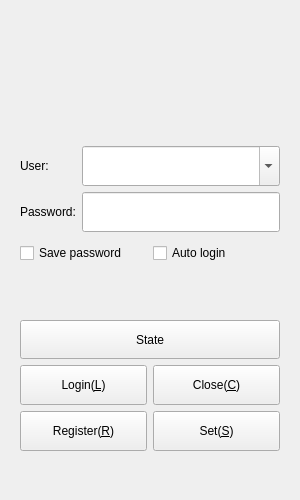
First picture: the form in Widgets/FrmLogin/FrmLogin.ui, repository KangLin/RabbitIm, before the edit.
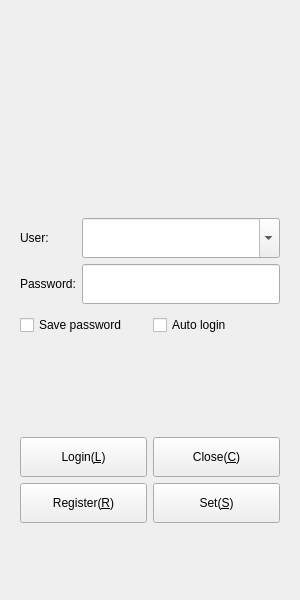
Second picture: the form after the edit. Icons and pictures are not drawn.

Diff of the .ui file:
```diff
--- a/Widgets/FrmLogin/FrmLogin.ui
+++ b/Widgets/FrmLogin/FrmLogin.ui
@@ -7,7 +7,7 @@
     <x>0</x>
     <y>0</y>
     <width>300</width>
-    <height>500</height>
+    <height>600</height>
    </rect>
   </property>
   <property name="sizePolicy">
@@ -16,6 +16,12 @@
     <verstretch>0</verstretch>
    </sizepolicy>
   </property>
+  <property name="maximumSize">
+   <size>
+    <width>16777215</width>
+    <height>16777215</height>
+   </size>
+  </property>
   <property name="windowTitle">
    <string>Login</string>
   </property>
@@ -29,11 +35,39 @@
   <property name="frameShadow">
    <enum>QFrame::Plain</enum>
   </property>
+  <layout class="QGridLayout" name="gridLayout_3">
+   <item row="0" column="0">
+    <widget class="QWidget" name="widget_2" native="true">
+     <property name="sizePolicy">
+      <sizepolicy hsizetype="Preferred" vsizetype="Fixed">
+       <horstretch>0</horstretch>
+       <verstretch>0</verstretch>
+      </sizepolicy>
+     </property>
+     <property name="maximumSize">
+      <size>
+       <width>16777215</width>
+       <height>80</height>
+      </size>
+     </property>
   <layout class="QGridLayout" name="gridLayout_2">
    <item row="0" column="0">
-    <widget class="QLabel" name="lbLogon">
+       <spacer name="horizontalSpacer">
+        <property name="orientation">
+         <enum>Qt::Horizontal</enum>
+        </property>
+        <property name="sizeHint" stdset="0">
+         <size>
+          <width>40</width>
+          <height>20</height>
+         </size>
+        </property>
+       </spacer>
+      </item>
+      <item row="0" column="1">
+       <widget class="QPushButton" name="pbState">
      <property name="sizePolicy">
-      <sizepolicy hsizetype="Preferred" vsizetype="Fixed">
+         <sizepolicy hsizetype="Preferred" vsizetype="Preferred">
        <horstretch>0</horstretch>
        <verstretch>0</verstretch>
       </sizepolicy>
@@ -46,28 +80,58 @@
      </property>
      <property name="maximumSize">
       <size>
-       <width>16777215</width>
-       <height>64</height>
-      </size>
-     </property>
-     <property name="layoutDirection">
-      <enum>Qt::LeftToRight</enum>
+          <width>100</width>
+          <height>80</height>
+         </size>
+        </property>
+        <property name="toolTip">
+         <string>Change logon status</string>
+        </property>
+        <property name="statusTip">
+         <string>Change logon status</string>
      </property>
      <property name="text">
       <string/>
      </property>
-     <property name="pixmap">
-      <pixmap resource="../../Resource/Resource.qrc">:/icon/AppIcon</pixmap>
-     </property>
-     <property name="scaledContents">
+        <property name="icon">
+         <iconset resource="../../Resource/Resource.qrc">
+          <normaloff>:/icon/AppIcon</normaloff>:/icon/AppIcon</iconset>
+        </property>
+        <property name="iconSize">
+         <size>
+          <width>64</width>
+          <height>64</height>
+         </size>
+        </property>
+        <property name="autoDefault">
+         <bool>true</bool>
+        </property>
+        <property name="default">
       <bool>false</bool>
      </property>
-     <property name="alignment">
-      <set>Qt::AlignCenter</set>
-     </property>
-     <property name="wordWrap">
+        <property name="flat">
       <bool>true</bool>
      </property>
+       </widget>
+      </item>
+      <item row="0" column="2">
+       <spacer name="horizontalSpacer_2">
+        <property name="orientation">
+         <enum>Qt::Horizontal</enum>
+        </property>
+        <property name="sizeHint" stdset="0">
+         <size>
+          <width>85</width>
+          <height>20</height>
+         </size>
+        </property>
+       </spacer>
+      </item>
+     </layout>
+     <zorder>horizontalSpacer_2</zorder>
+     <zorder>pbState</zorder>
+     <zorder>horizontalSpacer</zorder>
+     <zorder>horizontalSpacer</zorder>
     </widget>
    </item>
    <item row="1" column="0">
@@ -91,36 +155,51 @@
       </size>
      </property>
      <layout class="QGridLayout" name="gridLayout">
-      <item row="0" column="0">
-       <widget class="QLabel" name="label_3">
+      <item row="5" column="0" colspan="2">
+       <layout class="QHBoxLayout" name="horizontalLayout_3">
+        <item>
+         <widget class="QPushButton" name="pbRegitster">
         <property name="sizePolicy">
-         <sizepolicy hsizetype="Preferred" vsizetype="Fixed">
+           <sizepolicy hsizetype="Minimum" vsizetype="Fixed">
           <horstretch>0</horstretch>
           <verstretch>0</verstretch>
          </sizepolicy>
         </property>
         <property name="minimumSize">
          <size>
-          <width>0</width>
+            <width>80</width>
           <height>40</height>
          </size>
         </property>
         <property name="maximumSize">
          <size>
-          <width>16777215</width>
+            <width>1677251</width>
           <height>40</height>
          </size>
         </property>
+          <property name="toolTip">
+           <string>Register new account</string>
+          </property>
         <property name="text">
-         <string>User:</string>
-        </property>
-       </widget>
-      </item>
-      <item row="0" column="1">
-       <widget class="QComboBox" name="cmbUser">
+           <string>Register(&amp;R)</string>
+          </property>
+          <property name="icon">
+           <iconset resource="../../Resource/Resource.qrc">
+            <normaloff>:/icon/AddAccount</normaloff>:/icon/AddAccount</iconset>
+          </property>
+          <property name="autoDefault">
+           <bool>true</bool>
+          </property>
+          <property name="default">
+           <bool>false</bool>
+          </property>
+         </widget>
+        </item>
+        <item>
+         <widget class="QPushButton" name="pbSet">
         <property name="minimumSize">
          <size>
-          <width>0</width>
+            <width>80</width>
           <height>40</height>
          </size>
         </property>
@@ -130,15 +209,27 @@
           <height>40</height>
          </size>
         </property>
-        <property name="editable">
-         <bool>true</bool>
-        </property>
-       </widget>
-      </item>
-      <item row="1" column="0">
-       <widget class="QLabel" name="label_2">
+          <property name="toolTip">
+           <string>Set Server</string>
+          </property>
+          <property name="text">
+           <string>Set(&amp;S)</string>
+          </property>
+          <property name="icon">
+           <iconset resource="../../Resource/Resource.qrc">
+            <normaloff>:/icon/Options</normaloff>:/icon/Options</iconset>
+          </property>
+         </widget>
+        </item>
+       </layout>
+      </item>
+      <item row="3" column="0" colspan="2">
+       <widget class="QLabel" name="lbePrompt">
+        <property name="enabled">
+         <bool>true</bool>
+        </property>
         <property name="sizePolicy">
-         <sizepolicy hsizetype="Preferred" vsizetype="Fixed">
+         <sizepolicy hsizetype="Preferred" vsizetype="Preferred">
           <horstretch>0</horstretch>
           <verstretch>0</verstretch>
          </sizepolicy>
@@ -146,17 +237,20 @@
         <property name="minimumSize">
          <size>
           <width>0</width>
-          <height>40</height>
+          <height>35</height>
          </size>
         </property>
         <property name="maximumSize">
          <size>
           <width>16777215</width>
-          <height>40</height>
+          <height>16777215</height>
          </size>
         </property>
         <property name="text">
-         <string>Password:</string>
+         <string/>
+        </property>
+        <property name="alignment">
+         <set>Qt::AlignCenter</set>
         </property>
        </widget>
       </item>
@@ -179,6 +273,25 @@
         </property>
        </widget>
       </item>
+      <item row="0" column="1">
+       <widget class="QComboBox" name="cmbUser">
+        <property name="minimumSize">
+         <size>
+          <width>0</width>
+          <height>40</height>
+         </size>
+        </property>
+        <property name="maximumSize">
+         <size>
+          <width>16777215</width>
+          <height>40</height>
+         </size>
+        </property>
+        <property name="editable">
+         <bool>true</bool>
+        </property>
+       </widget>
+      </item>
       <item row="2" column="0" colspan="2">
        <layout class="QHBoxLayout" name="horizontalLayout_2">
         <item>
@@ -233,13 +346,10 @@
         </item>
        </layout>
       </item>
-      <item row="3" column="0" colspan="2">
-       <widget class="QLabel" name="lbePrompt">
-        <property name="enabled">
-         <bool>true</bool>
-        </property>
+      <item row="0" column="0">
+       <widget class="QLabel" name="label_3">
         <property name="sizePolicy">
-         <sizepolicy hsizetype="Preferred" vsizetype="Preferred">
+         <sizepolicy hsizetype="Preferred" vsizetype="Fixed">
           <horstretch>0</horstretch>
           <verstretch>0</verstretch>
          </sizepolicy>
@@ -247,58 +357,46 @@
         <property name="minimumSize">
          <size>
           <width>0</width>
-          <height>35</height>
+          <height>40</height>
          </size>
         </property>
         <property name="maximumSize">
          <size>
           <width>16777215</width>
-          <height>16777215</height>
+          <height>40</height>
          </size>
         </property>
         <property name="text">
-         <string/>
+         <string>User:</string>
         </property>
-        <property name="alignment">
-         <set>Qt::AlignCenter</set>
+       </widget>
+      </item>
+      <item row="1" column="0">
+       <widget class="QLabel" name="label_2">
+        <property name="sizePolicy">
+         <sizepolicy hsizetype="Preferred" vsizetype="Fixed">
+          <horstretch>0</horstretch>
+          <verstretch>0</verstretch>
+         </sizepolicy>
+        </property>
+        <property name="minimumSize">
+         <size>
+          <width>0</width>
+          <height>40</height>
+         </size>
+        </property>
+        <property name="maximumSize">
+         <size>
+          <width>16777215</width>
+          <height>40</height>
+         </size>
+        </property>
+        <property name="text">
+         <string>Password:</string>
         </property>
        </widget>
       </item>
       <item row="4" column="0" colspan="2">
-       <widget class="QPushButton" name="pbState">
-        <property name="sizePolicy">
-         <sizepolicy hsizetype="Preferred" vsizetype="Preferred">
-          <horstretch>0</horstretch>
-          <verstretch>0</verstretch>
-         </sizepolicy>
-        </property>
-        <property name="minimumSize">
-         <size>
-          <width>0</width>
-          <height>0</height>
-         </size>
-        </property>
-        <property name="maximumSize">
-         <size>
-          <width>16777215</width>
-          <height>16777215</height>
-         </size>
-        </property>
-        <property name="text">
-         <string>State</string>
-        </property>
-        <property name="autoDefault">
-         <bool>true</bool>
-        </property>
-        <property name="default">
-         <bool>false</bool>
-        </property>
-        <property name="flat">
-         <bool>false</bool>
-        </property>
-       </widget>
-      </item>
-      <item row="5" column="0" colspan="2">
        <layout class="QHBoxLayout" name="horizontalLayout">
         <item>
          <widget class="QPushButton" name="pbOk">
@@ -366,74 +464,6 @@
         </item>
        </layout>
       </item>
-      <item row="6" column="0" colspan="2">
-       <layout class="QHBoxLayout" name="horizontalLayout_3">
-        <item>
-         <widget class="QPushButton" name="pbRegitster">
-          <property name="sizePolicy">
-           <sizepolicy hsizetype="Minimum" vsizetype="Fixed">
-            <horstretch>0</horstretch>
-            <verstretch>0</verstretch>
-           </sizepolicy>
-          </property>
-          <property name="minimumSize">
-           <size>
-            <width>80</width>
-            <height>40</height>
-           </size>
-          </property>
-          <property name="maximumSize">
-           <size>
-            <width>1677251</width>
-            <height>40</height>
-           </size>
-          </property>
-          <property name="toolTip">
-           <string>Register new account</string>
-          </property>
-          <property name="text">
-           <string>Register(&amp;R)</string>
-          </property>
-          <property name="icon">
-           <iconset resource="../../Resource/Resource.qrc">
-            <normaloff>:/icon/AddAccount</normaloff>:/icon/AddAccount</iconset>
-          </property>
-          <property name="autoDefault">
-           <bool>true</bool>
-          </property>
-          <property name="default">
-           <bool>false</bool>
-          </property>
-         </widget>
-        </item>
-        <item>
-         <widget class="QPushButton" name="pbSet">
-          <property name="minimumSize">
-           <size>
-            <width>80</width>
-            <height>40</height>
-           </size>
-          </property>
-          <property name="maximumSize">
-           <size>
-            <width>16777215</width>
-            <height>40</height>
-           </size>
-          </property>
-          <property name="toolTip">
-           <string>Set Server</string>
-          </property>
-          <property name="text">
-           <string>Set(&amp;S)</string>
-          </property>
-          <property name="icon">
-           <iconset resource="../../Resource/Resource.qrc">
-            <normaloff>:/icon/Options</normaloff>:/icon/Options</iconset>
-          </property>
-         </widget>
-        </item>
-       </layout>
-      </item>
      </layout>
     </widget>
    </item>
```
Lines whose indentation alone changed are shown as unchanged.
